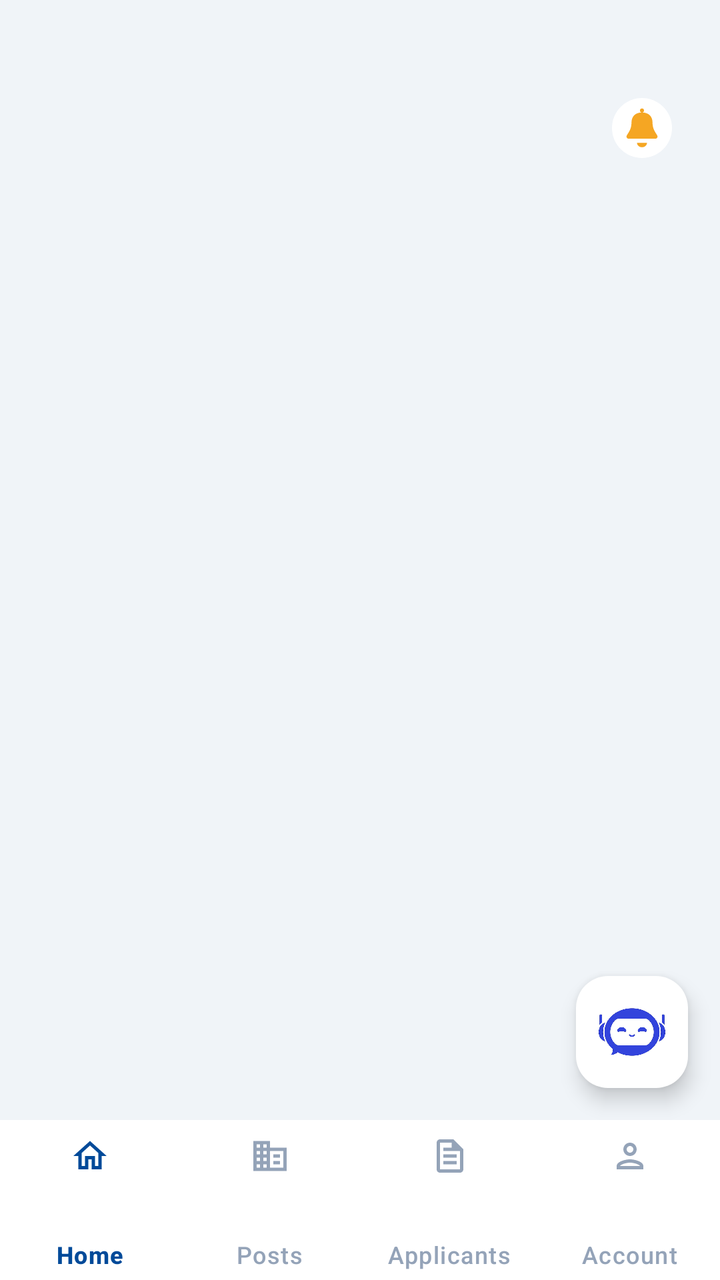
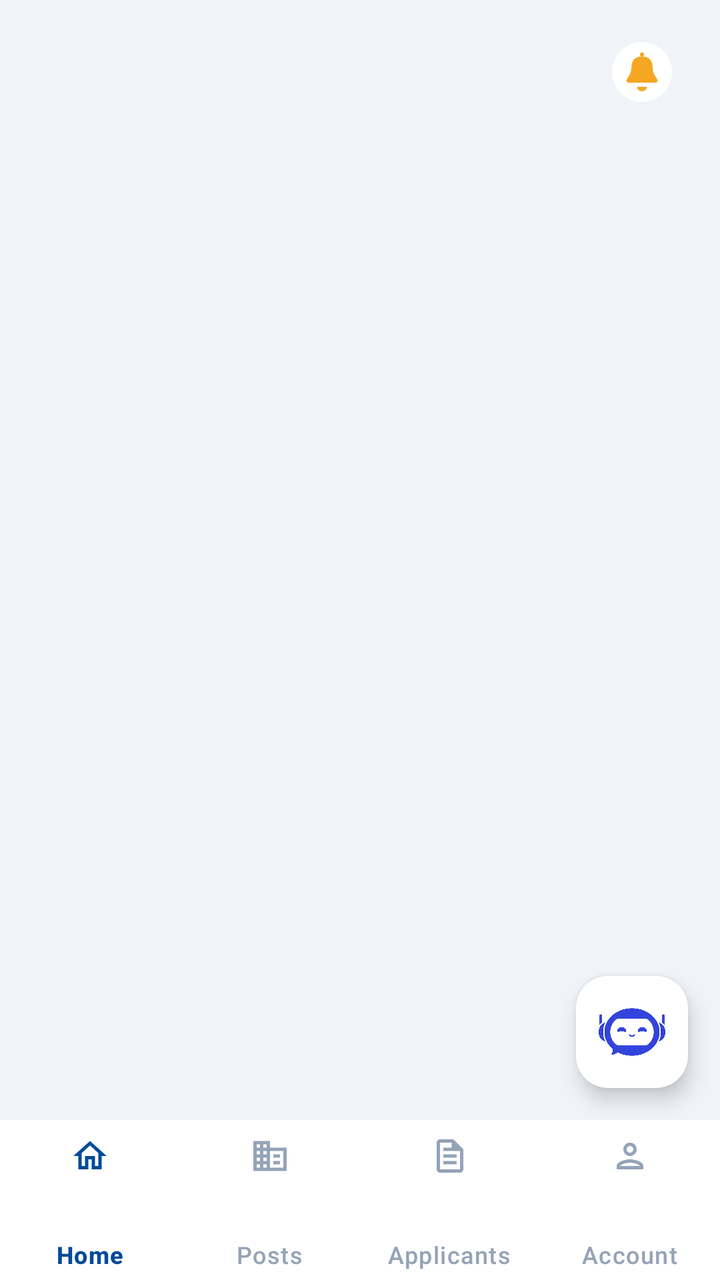

Compare the two renders of this Android layout. The source of the first and the diff that turns it into the second are given below.
<!-- AndroidManifest.xml: application theme Theme.STRACT -->
<!-- res/layout/activity_company_dashboard.xml -->
<?xml version="1.0" encoding="utf-8"?>
<LinearLayout
    xmlns:android="http://schemas.android.com/apk/res/android"
    xmlns:app="http://schemas.android.com/apk/res-auto"
    android:id="@+id/companyRootLayout"
    android:layout_width="match_parent"
    android:layout_height="match_parent"
    android:orientation="vertical"
    android:background="#F0F4F8">

    <androidx.coordinatorlayout.widget.CoordinatorLayout
        android:layout_width="match_parent"
        android:layout_height="0dp"
        android:layout_weight="1">

        <FrameLayout
            android:id="@+id/companyFragmentContainer"
            android:layout_width="match_parent"
            android:layout_height="match_parent" />

        
        <FrameLayout
            android:id="@+id/btnFloatingNotifications"
            android:layout_width="48dp"
            android:layout_height="48dp"
            android:layout_gravity="top|end"
            android:layout_marginTop="40dp"
            android:layout_marginEnd="15dp"
            android:background="?attr/selectableItemBackgroundBorderless"
            android:clickable="true"
            android:focusable="true">

            <ImageView
                android:layout_width="30dp"
                android:layout_height="30dp"
                android:layout_gravity="center"
                android:src="@drawable/ic_notifications" />

            <TextView
                android:id="@+id/tvFloatingNotificationBadge"
                android:layout_width="18dp"
                android:layout_height="18dp"
                android:layout_gravity="top|end"
                android:layout_marginTop="6dp"
                android:layout_marginEnd="6dp"
                android:background="@drawable/bg_circle"
                android:backgroundTint="#EF4444"
                android:gravity="center"
                android:textColor="#FFFFFF"
                android:textSize="10sp"
                android:textStyle="bold"
                android:visibility="gone" />

        </FrameLayout>

        <com.google.android.material.floatingactionbutton.FloatingActionButton
            android:id="@+id/fabChat"
            android:layout_width="wrap_content"
            android:layout_height="wrap_content"
            android:layout_gravity="bottom|end"
            android:layout_margin="16dp"
            app:maxImageSize="40dp"
            android:scaleType="centerInside"
            app:srcCompat="@drawable/chatbot_logo"
            app:tint="@null"
            app:backgroundTint="#FFFFFF"
            android:contentDescription="Chat with AI" />

    </androidx.coordinatorlayout.widget.CoordinatorLayout>

    <com.google.android.material.bottomnavigation.BottomNavigationView
        android:id="@+id/companyBottomNav"
        android:layout_width="match_parent"
        android:layout_height="wrap_content"
        android:background="#FFFFFF"
        android:elevation="12dp"
        app:menu="@menu/company_bottom_menu"
        app:itemIconSize="20dp"
        app:itemIconTint="@color/nav_item_color"
        app:itemTextColor="@color/nav_item_color"
        app:labelVisibilityMode="labeled"
        app:itemPaddingTop="8dp"
        app:itemPaddingBottom="8dp" />

</LinearLayout>
<!-- resources referenced by this layout -->
<resources>
  <!-- drawable bg_circle (drawable) -->
  <?xml version="1.0" encoding="utf-8"?>
  <shape xmlns:android="http://schemas.android.com/apk/res/android"
      android:shape="oval">
      <solid android:color="#FFFFFF" />
  </shape>
  <!-- drawable chatbot_logo: jpg bitmap (drawable, 18994 bytes) -->
  <!-- drawable ic_notifications (drawable) -->
  <vector xmlns:android="http://schemas.android.com/apk/res/android"
      android:width="24dp"
      android:height="24dp"
      android:viewportWidth="24"
      android:viewportHeight="24">
      <path
          android:fillColor="#FFFFFF"
          android:pathData="M12,0A12,12 0 1,0 12,24A12,12 0 1,0 12,0Z" />
      <path
          android:fillColor="#F5A623"
          android:pathData="M11.2,5A0.8,0.8 0 1,0 12.8,5A0.8,0.8 0 1,0 11.2,5Z M12,5.8C9.3,5.8 7.8,7.4 7.8,9.8C7.8,12.4 6.7,13.6 5.9,15C5.6,15.6 6,16.3 6.7,16.3L17.3,16.3C18,16.3 18.4,15.6 18.1,15C17.3,13.6 16.2,12.4 16.2,9.8C16.2,7.4 14.7,5.8 12,5.8Z M10,17.9C10,18.9 10.9,19.7 12,19.7C13.1,19.7 14,18.9 14,17.9Z" />
  </vector>
  <style name="Theme.STRACT" parent="Base.Theme.STRACT" />
  <style name="Base.Theme.STRACT" parent="Theme.Material3.DayNight.NoActionBar">
          <item name="colorPrimary">#004A99</item>
          <item name="colorPrimaryContainer">#004A99</item>
          <item name="colorOnPrimary">#FFFFFF</item>
          <item name="colorSecondary">#004A99</item>
          <item name="colorOnSecondary">#FFFFFF</item>
          <item name="colorTertiary">#004A99</item>
          <item name="colorSecondaryContainer">#EBF2FF</item>
          <item name="colorOnSecondaryContainer">#004A99</item>
          <item name="android:statusBarColor">#004A99</item>
          <item name="android:navigationBarColor">#FFFFFF</item>
          <item name="android:windowLightStatusBar" tools:targetApi="m">false</item>
      </style>
</resources>

<!-- the commit's change to res/layout/activity_company_dashboard.xml (unified diff, before → after) -->
@@ -24,7 +24,7 @@
             android:layout_width="48dp"
             android:layout_height="48dp"
             android:layout_gravity="top|end"
-            android:layout_marginTop="40dp"
+            android:layout_marginTop="12dp"
             android:layout_marginEnd="15dp"
             android:background="?attr/selectableItemBackgroundBorderless"
             android:clickable="true"
